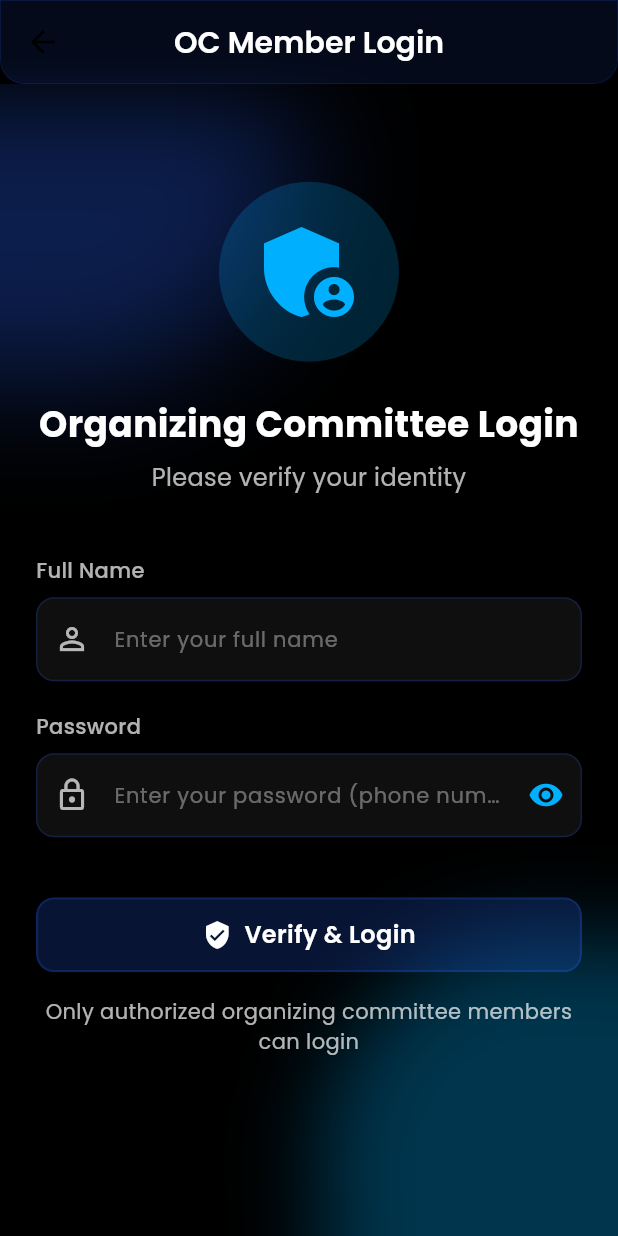
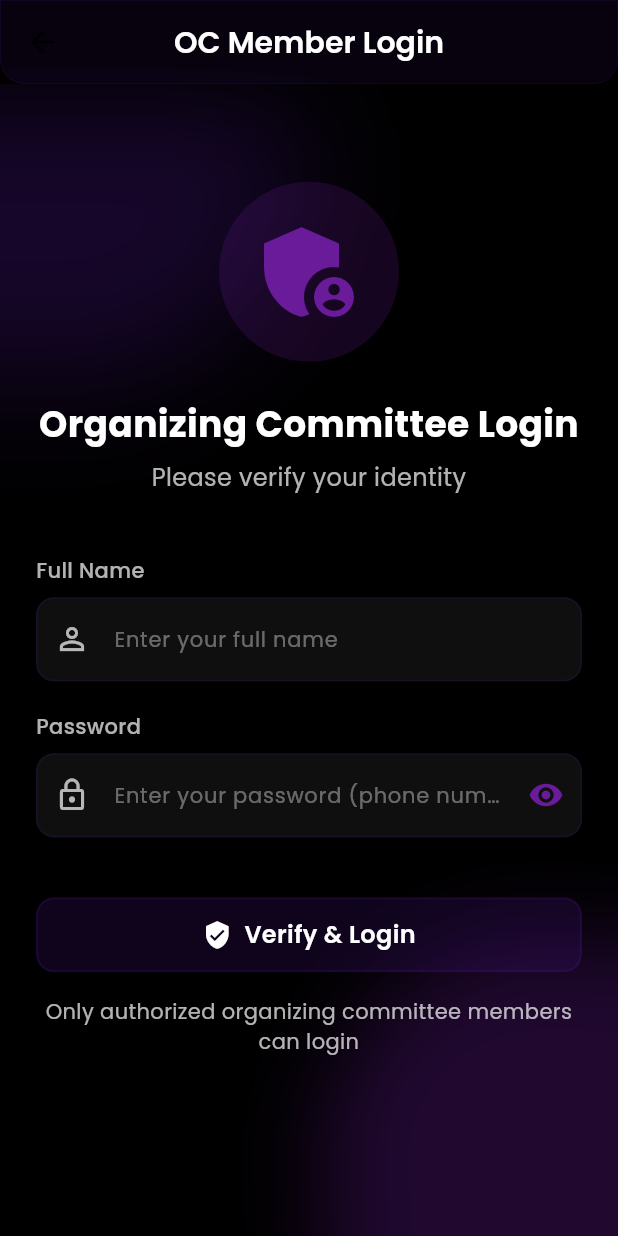
Before and after one commit to 32rohith/spectrum25, a Flutter app: the screen it shows after launch, after a tap on "Log in", on a phone screen of 412 x 824 dp. Run offline on Flutter 3.47's test engine with Material 3 defaults, Android fonts, the light colour scheme and no system bars; our stand-ins replace cloud_firestore, csv, firebase_auth, firebase_core, google_fonts, qr_flutter; missing offline and left inert: mobile_scanner, qr; accounts and stored records are empty.

Commit message:
ui change responsive

```diff
--- a/lib/theme/app_theme.dart
+++ b/lib/theme/app_theme.dart
@@ -2,15 +2,15 @@ import 'package:flutter/material.dart';
 import 'package:google_fonts/google_fonts.dart';
 
 class AppTheme {
-  // Primary Colors - Changed to blue theme
-  static const Color primaryColor = Color(0xFF2962FF);
-  static const Color primaryLightColor = Color(0xFF768FFF);
-  static const Color primaryDarkColor = Color(0xFF0039CB);
+  // Primary Colors - Changed to dark purple theme
+  static const Color primaryColor = Color(0xFF4A148C);
+  static const Color primaryLightColor = Color(0xFF7c43bd);
+  static const Color primaryDarkColor = Color(0xFF12005e);
 
   // Secondary Colors
-  static const Color accentColor = Color(0xFF00B0FF);
-  static const Color accentLightColor = Color(0xFF69E2FF);
-  static const Color accentDarkColor = Color(0xFF0081CB);
+  static const Color accentColor = Color(0xFF6A1B9A);
+  static const Color accentLightColor = Color(0xFF9c4dcc);
+  static const Color accentDarkColor = Color(0xFF38006b);
 
   // Background Colors - Changed to black
   static const Color backgroundColor = Color(0xFF000000);
@@ -22,9 +22,9 @@ class AppTheme {
   static const Color textSecondaryColor = Color(0xB3FFFFFF); // White with 70% opacity
   static const Color textDisabledColor = Color(0x61FFFFFF); // White with 38% opacity
 
-  // Glass effect colors - Changed to blue
-  static const Color glassColor = Color(0x4D2962FF);
-  static const Color glassBorderColor = Color(0x332962FF);
+  // Glass effect colors - Changed to dark purple
+  static const Color glassColor = Color(0x4D4A148C);
+  static const Color glassBorderColor = Color(0x334A148C);
 
   // Error
   static const Color errorColor = Color(0xFFCF6679);
```
Also changed, not shown: lib/screens/tabs/oc_checkin_tab.dart (+64 -20 lines).
